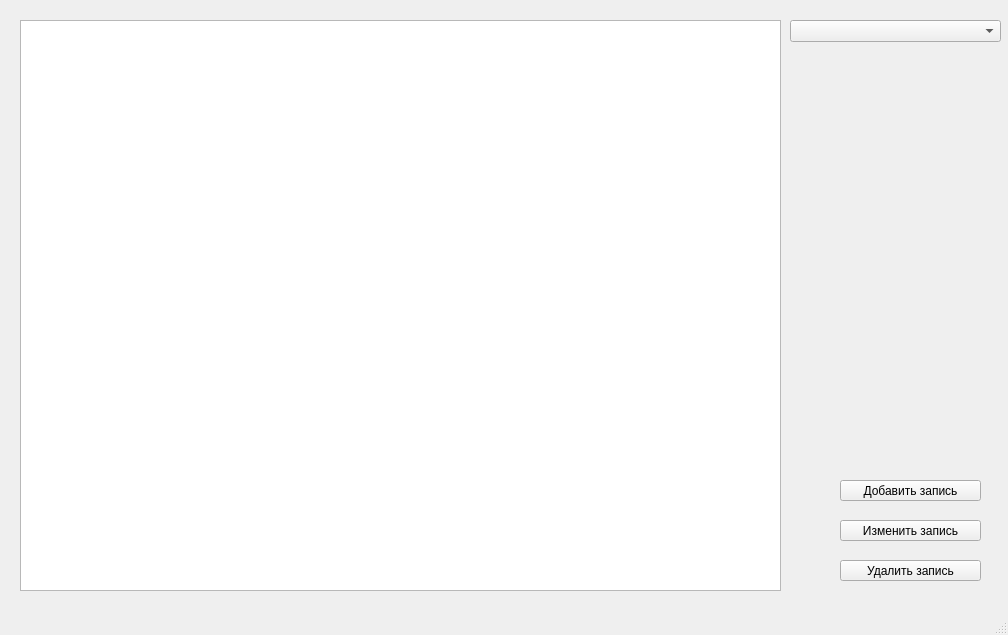
First picture: the form in sql_app/mainwindow.ui, repository Lavander40/sql_brain_fuck, before the edit.
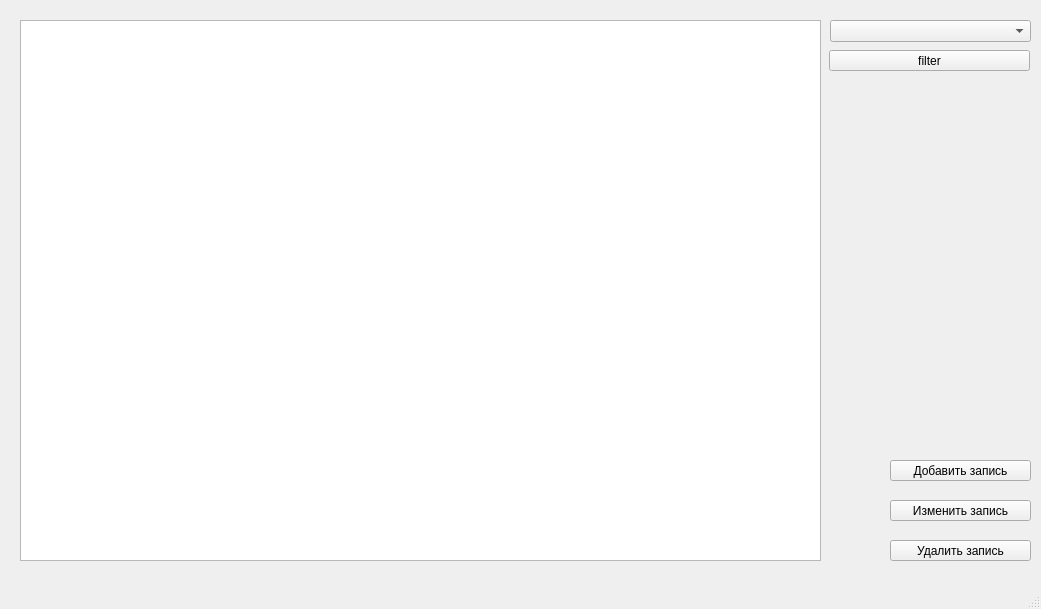
Second picture: the form after the edit.

Patch:
```diff
--- a/sql_app/mainwindow.ui
+++ b/sql_app/mainwindow.ui
@@ -6,8 +6,8 @@
    <rect>
     <x>0</x>
     <y>0</y>
-    <width>1008</width>
-    <height>635</height>
+    <width>1041</width>
+    <height>609</height>
    </rect>
   </property>
   <property name="windowTitle">
@@ -19,8 +19,8 @@
      <rect>
       <x>20</x>
       <y>20</y>
-      <width>761</width>
-      <height>571</height>
+      <width>801</width>
+      <height>541</height>
      </rect>
     </property>
     <property name="sortingEnabled">
@@ -36,15 +36,20 @@
    <widget class="QComboBox" name="tableChoose">
     <property name="geometry">
      <rect>
-      <x>790</x>
+      <x>830</x>
       <y>20</y>
-      <width>211</width>
+      <width>201</width>
       <height>22</height>
      </rect>
     </property>
     <property name="placeholderText">
      <string>Выберите таблицу</string>
     </property>
+    <item>
+     <property name="text">
+      <string>Общая форма</string>
+     </property>
+    </item>
     <item>
      <property name="text">
       <string>Таблица сотрудников</string>
@@ -74,8 +79,8 @@
    <widget class="QPushButton" name="buttonUpdate">
     <property name="geometry">
      <rect>
-      <x>840</x>
-      <y>520</y>
+      <x>890</x>
+      <y>500</y>
       <width>141</width>
       <height>21</height>
      </rect>
@@ -87,8 +92,8 @@
    <widget class="QPushButton" name="buttonInsert">
     <property name="geometry">
      <rect>
-      <x>840</x>
-      <y>480</y>
+      <x>890</x>
+      <y>460</y>
       <width>141</width>
       <height>21</height>
      </rect>
@@ -100,8 +105,8 @@
    <widget class="QPushButton" name="buttonDelete">
     <property name="geometry">
      <rect>
-      <x>840</x>
-      <y>560</y>
+      <x>890</x>
+      <y>540</y>
       <width>141</width>
       <height>21</height>
      </rect>
@@ -110,6 +115,19 @@
      <string>Удалить запись</string>
     </property>
    </widget>
+   <widget class="QPushButton" name="filterButton">
+    <property name="geometry">
+     <rect>
+      <x>829</x>
+      <y>50</y>
+      <width>201</width>
+      <height>21</height>
+     </rect>
+    </property>
+    <property name="text">
+     <string>filter</string>
+    </property>
+   </widget>
   </widget>
   <widget class="QMenuBar" name="menubar">
    <property name="geometry">
```
Left out of the diff: 2 changed lines with no effect on the pictures.
